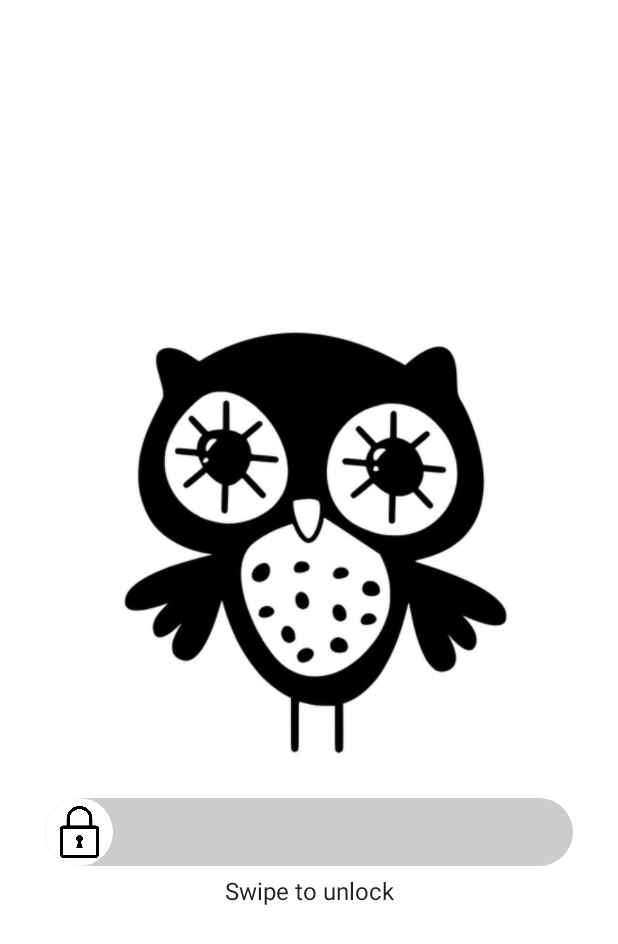
After one commit to ChouhanAkshay/LockScreenUsingJitpackCompose, an Android app built with Jetpack Compose: the composable LockScreenNavHost shown on its own in the app's theme, on a phone screen of 412 x 824 dp. The commit adds this screen. Shown: the top 944 px of the screen. Run offline under Robolectric (Android 15) with nearby library versions, the phone set to English and light mode, and no system bars; our stand-ins replace Dagger/Hilt's generated code, livedata-compose.

Commit message:
viewmodel added

```diff
--- a/app/build.gradle
+++ b/app/build.gradle
@@ -58,4 +58,7 @@ dependencies {
     androidTestImplementation 'androidx.test.espresso:espresso-core:3.4.0'
     androidTestImplementation "androidx.compose.ui:ui-test-junit4:$compose_version"
     debugImplementation "androidx.compose.ui:ui-tooling:$compose_version"
+    implementation "androidx.navigation:navigation-compose:2.4.0-beta02"
+    implementation 'androidx.compose.runtime:runtime-livedata:1.0.0-beta07'
+    implementation 'androidx.hilt:hilt-navigation-compose:1.0.0'
 }
--- /dev/null
+++ b/app/src/main/java/com/example/lockscreenusingjitpackcompose/data/models/BackgroundImages.kt
@@ -0,0 +1,13 @@
+package com.example.lockscreenusingjitpackcompose.data.models
+
+import com.example.lockscreenusingjitpackcompose.R
+
+data class ListOfBackgroundImages(
+    val images: List<Int> = listOf(
+        R.drawable.ic_bird,
+        R.drawable.ic_cati,
+        R.drawable.ic_flower,
+        R.drawable.ic_dianosors,
+        R.drawable.ic_raindeer
+    )
+)
--- /dev/null
+++ b/app/src/main/java/com/example/lockscreenusingjitpackcompose/navigation/LockScreenNavHost.kt
@@ -0,0 +1,26 @@
+package com.example.lockscreenusingjitpackcompose.navigation
+
+import androidx.compose.runtime.Composable
+import androidx.compose.ui.Modifier
+import androidx.navigation.NavHostController
+import androidx.navigation.compose.NavHost
+import androidx.navigation.compose.composable
+import com.example.lockscreenusingjitpackcompose.ui.screens.LockScreenHomePageBody
+import com.example.lockscreenusingjitpackcompose.ui.screens.LockScreenPageBody
+import com.example.lockscreenusingjitpackcompose.ui.viewmodels.MainViewModel
+
+@Composable
+fun LockScreenNavHost(navController : NavHostController, modifier : Modifier, viewModel : MainViewModel) {
+    NavHost(
+        navController = navController,
+        startDestination = LockScreenPages.LockScreenPage.name,
+        modifier = modifier
+    ) {
+        composable(LockScreenPages.LockScreenPage.name) {
+            LockScreenPageBody(onUnlocked = {navController.navigate(LockScreenPages.LockScreenHomePage.name)}, viewModel = viewModel)
+        }
+        composable(LockScreenPages.LockScreenHomePage.name) {
+            LockScreenHomePageBody()
+        }
+    }
+}
--- /dev/null
+++ b/app/src/main/java/com/example/lockscreenusingjitpackcompose/ui/screens/LockScreenPageBody.kt
@@ -0,0 +1,138 @@
+package com.example.lockscreenusingjitpackcompose.ui.screens
+
+import androidx.compose.animation.Crossfade
+import androidx.compose.animation.core.tween
+import androidx.compose.foundation.Image
+import androidx.compose.foundation.background
+import androidx.compose.foundation.gestures.Orientation
+import androidx.compose.foundation.gestures.detectHorizontalDragGestures
+import androidx.compose.foundation.layout.*
+import androidx.compose.foundation.shape.RoundedCornerShape
+import androidx.compose.material.*
+import androidx.compose.runtime.Composable
+import androidx.compose.runtime.getValue
+import androidx.compose.runtime.livedata.observeAsState
+import androidx.compose.runtime.mutableStateOf
+import androidx.compose.runtime.remember
+import androidx.compose.ui.Alignment
+import androidx.compose.ui.Modifier
+import androidx.compose.ui.graphics.Color
+import androidx.compose.ui.input.pointer.pointerInput
+import androidx.compose.ui.layout.onGloballyPositioned
+import androidx.compose.ui.layout.positionInWindow
+import androidx.compose.ui.platform.LocalConfiguration
+import androidx.compose.ui.platform.LocalDensity
+import androidx.compose.ui.res.painterResource
+import androidx.compose.ui.tooling.preview.Preview
+import androidx.compose.ui.unit.IntOffset
+import androidx.compose.ui.unit.dp
+import com.example.lockscreenusingjitpackcompose.R
+import com.example.lockscreenusingjitpackcompose.data.models.ListOfBackgroundImages
+import com.example.lockscreenusingjitpackcompose.ui.viewmodels.MainViewModel
+import kotlin.math.roundToInt
+
+@OptIn(ExperimentalMaterialApi::class)
+@Composable
+fun LockScreenPageBody(onUnlocked: () -> Unit = {}, viewModel: MainViewModel? = null) {
+    viewModel?.apply {
+        setIsSuffle(true)
+        startImageSuffle()
+    }
+
+    val swipebleState = rememberSwipeableState(0)
+    val isUnlocked = remember { mutableStateOf(false) }
+    val screenWidth = LocalConfiguration.current.screenWidthDp.dp
+
+    //calculate maximum swipe distance
+    val swipeToSize = with(LocalDensity.current) {
+        screenWidth.toPx() - (60.dp.toPx()) - (45.dp.toPx())
+    }
+
+    //set map of anchors for swipe
+    val anchors = mapOf(0f to 0, swipeToSize to 1)
+
+    Column(
+        Modifier
+            .fillMaxWidth()
+            .fillMaxHeight()
+            .background(color = Color.White),
+        verticalArrangement = Arrangement.Center,
+        horizontalAlignment = Alignment.CenterHorizontally
+    ) {
+        viewModel?.apply {
+            BackgroundImages(viewModel = viewModel)
+        }
+        Row(
+            modifier = Modifier
+                .fillMaxWidth()
+                .padding(start = 30.dp, end = 30.dp)
+                .background(shape = RoundedCornerShape(30.dp), color = Color.LightGray)
+                .swipeable(
+                    state = swipebleState,
+                    anchors = anchors,
+                    thresholds = { _, _ -> FractionalThreshold(0.3f) },
+                    orientation = Orientation.Horizontal
+                ),
+            verticalAlignment = Alignment.CenterVertically,
+            horizontalArrangement = Arrangement.Start
+        ) {
+            Image(
+                painterResource(R.drawable.ic_lock),
+                null,
+                modifier = Modifier
+                    .offset { IntOffset(swipebleState.offset.value.roundToInt(), 0) }
+                    .background(shape = RoundedCornerShape(30.dp), color = Color.White)
+                    .height(45.dp)
+                    .width(45.dp)
+                    .padding(5.dp)
+                    .pointerInput(Unit) {
+                        detectHorizontalDragGestures { change, dragAmount ->
+                            swipebleState.performDrag(dragAmount)
+                        }
+                    }
+                    .onGloballyPositioned { layoutCoordinates ->
+                        if (layoutCoordinates.positionInWindow().x >= swipeToSize && !isUnlocked.value) {
+                            onUnlocked()
+                            viewModel?.setIsSuffle(false)
+                            isUnlocked.value = true
+                        }
+                    },
+                alignment = Alignment.TopCenter,
+            )
+        }
+        TextSwipeToUnlock()
+    }
+}
+
+@Composable
+fun BackgroundImages(viewModel: MainViewModel) {
+
+    val targetState : Int by viewModel.currentImagePosition.observeAsState(0)
+
+    Crossfade(targetState = targetState, animationSpec = tween(3000)) { state ->
+        Box(
+            modifier = Modifier
+                .padding(bottom = 20.dp)
+                .size(300.dp)
+        ) {
+            Image(
+                painter = painterResource(id = ListOfBackgroundImages().images[state]),
+                contentDescription = null,
+                modifier = Modifier
+                    .fillMaxHeight()
+                    .fillMaxWidth(),
+            )
+        }
+    }
+}
+
+@Composable
+fun TextSwipeToUnlock() {
+    Text(text = "Swipe to unlock", Modifier.padding(8.dp))
+}
+
+@Preview(showBackground = true)
+@Composable
+fun previewBackgroundImages() {
+    LockScreenPageBody()
+}
--- /dev/null
+++ b/app/src/main/java/com/example/lockscreenusingjitpackcompose/ui/viewmodels/MainViewModel.kt
@@ -0,0 +1,49 @@
+package com.example.lockscreenusingjitpackcompose.ui.viewmodels
+
+import androidx.lifecycle.LiveData
+import androidx.lifecycle.MutableLiveData
+import androidx.lifecycle.ViewModel
+import androidx.lifecycle.viewModelScope
+import com.example.lockscreenusingjitpackcompose.data.models.ListOfBackgroundImages
+import dagger.hilt.android.lifecycle.HiltViewModel
+import kotlinx.coroutines.Dispatchers
+import kotlinx.coroutines.Job
+import kotlinx.coroutines.delay
+import kotlinx.coroutines.launch
+import javax.inject.Singleton
+
+@HiltViewModel
+@Singleton
+class MainViewModel : ViewModel() {
+
+    private val _currentImagePosition = MutableLiveData(0)
+    val currentImagePosition: LiveData<Int> = _currentImagePosition
+
+    private var isShuffle : Boolean = true
+    private var job : Job? = null
+
+    fun setIsSuffle(isSuffle : Boolean) {
+        this.isShuffle = isSuffle
+        if(!isSuffle){
+            job?.cancel()
+            job = null
+        }
+    }
+
+    fun startImageSuffle(){
+        if(job == null) {
+            job = viewModelScope.launch(Dispatchers.IO) {
+                while (isShuffle) {
+                    delay(3000)
+                    if (currentImagePosition.value == ListOfBackgroundImages().images.size - 1) {
+                        _currentImagePosition.postValue(0)
+                    } else {
+                        _currentImagePosition.postValue((currentImagePosition.value ?: 0) + 1)
+                    }
+                }
+            }
+        }
+        job?.start()
+    }
+
+}
```
Also changed, not shown: app/src/main/java/com/example/lockscreenusingjitpackcompose/MainActivity.kt (+24 -58 lines), app/src/main/java/com/example/lockscreenusingjitpackcompose/navigation/LockScreenPages.kt (added, +29 -0 lines), app/src/main/java/com/example/lockscreenusingjitpackcompose/ui/screens/LockScreenHomePageBody.kt (added, +26 -0 lines), app/src/main/res/drawable/ic_bird.jpeg (added), app/src/main/res/drawable/ic_cati.png (added), app/src/main/res/drawable/ic_dianosors.png (added), app/src/main/res/drawable/ic_flower.jpeg (added), app/src/main/res/drawable/ic_raindeer.png (added).
